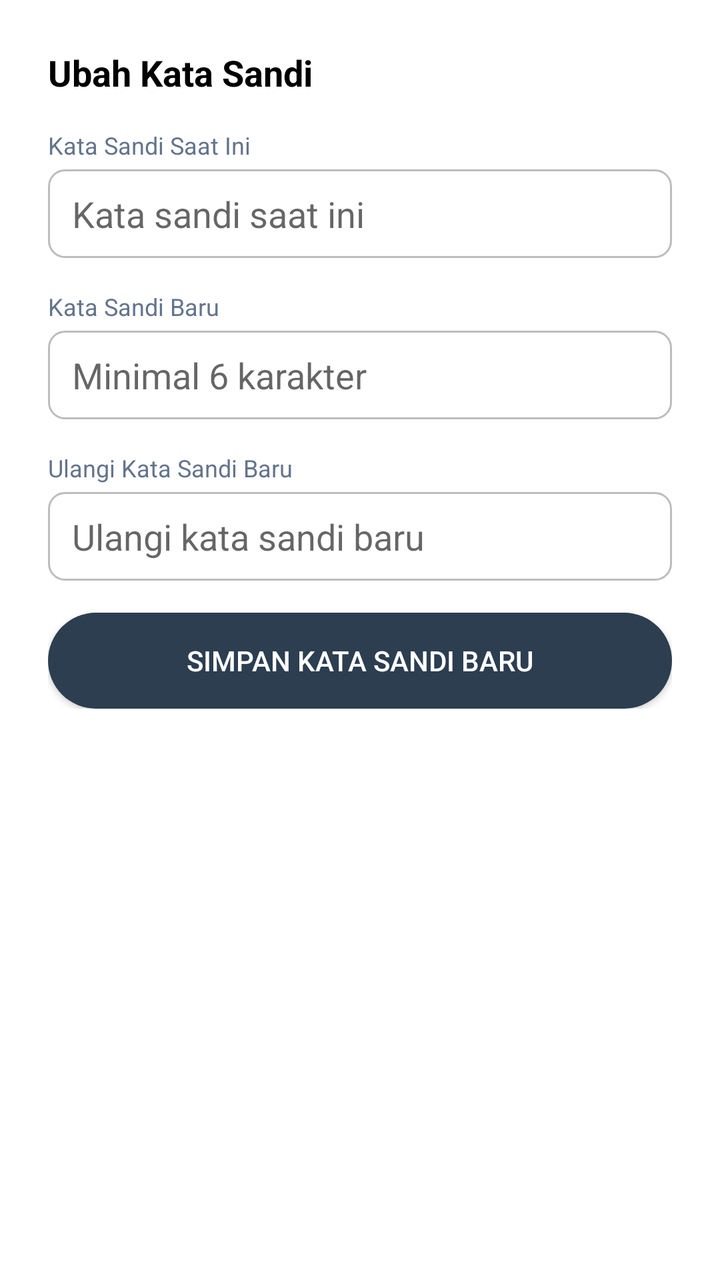
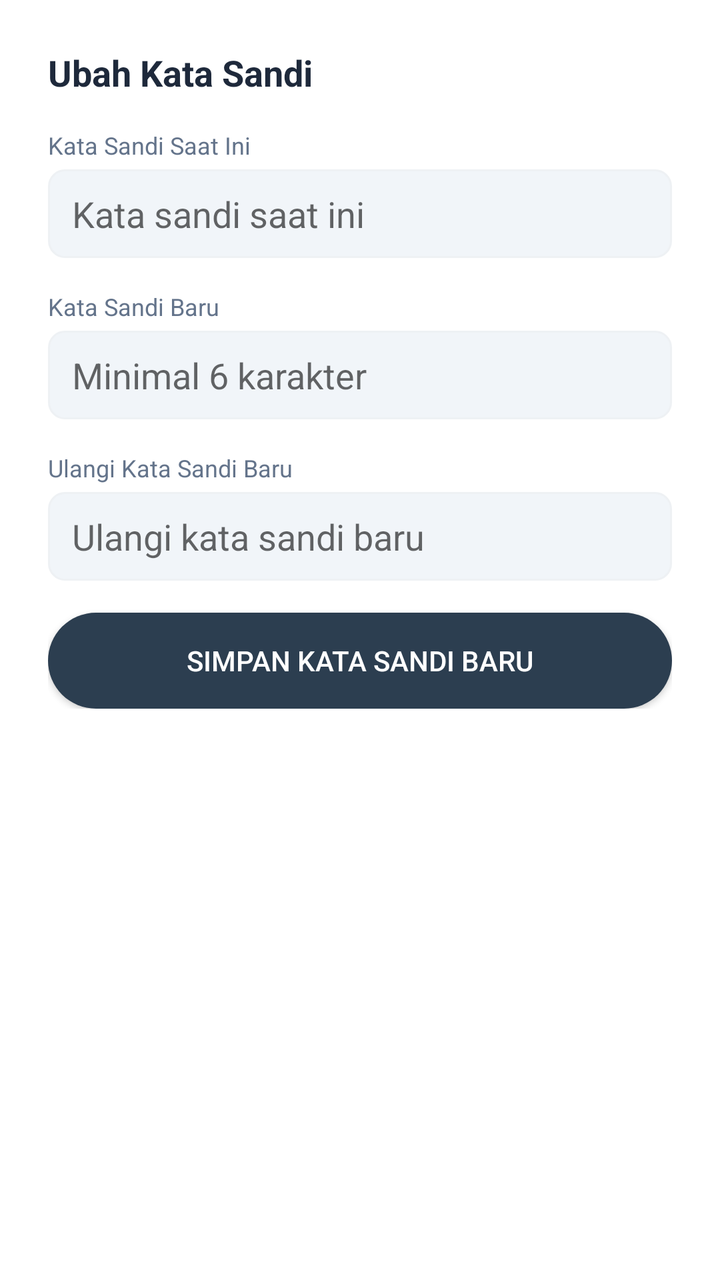

Before-and-after screenshots of an Android layout around one commit, followed by the original layout XML and the change that was made.
<!-- AndroidManifest.xml: application theme AppTheme -->
<!-- res/layout/dialog_change_password.xml -->
<?xml version="1.0" encoding="utf-8"?>
<ScrollView xmlns:android="http://schemas.android.com/apk/res/android"
    android:layout_width="match_parent"
    android:layout_height="wrap_content"
    android:maxHeight="560dp">

    <LinearLayout
        android:layout_width="match_parent"
        android:layout_height="wrap_content"
        android:orientation="vertical"
        android:padding="24dp"
        android:background="@drawable/bg_card_up_rounded">

        <TextView
            android:layout_width="wrap_content"
            android:layout_height="wrap_content"
            android:text="Ubah Kata Sandi"
            android:textSize="18sp"
            android:textStyle="bold"
            android:textColor="@android:color/black"
            android:layout_marginBottom="16dp"/>

        <TextView
            android:layout_width="wrap_content"
            android:layout_height="wrap_content"
            android:text="Kata Sandi Saat Ini"
            android:textSize="12sp"
            android:textColor="@color/text_secondary"
            android:layout_marginBottom="4dp"/>

        <EditText
            android:id="@+id/etCurrentPassword"
            android:layout_width="match_parent"
            android:layout_height="wrap_content"
            android:background="@drawable/bg_input_outline"
            android:inputType="textPassword"
            android:hint="Kata sandi saat ini"
            android:layout_marginBottom="16dp"/>

        <TextView
            android:layout_width="wrap_content"
            android:layout_height="wrap_content"
            android:text="Kata Sandi Baru"
            android:textSize="12sp"
            android:textColor="@color/text_secondary"
            android:layout_marginBottom="4dp"/>

        <EditText
            android:id="@+id/etNewPassword"
            android:layout_width="match_parent"
            android:layout_height="wrap_content"
            android:background="@drawable/bg_input_outline"
            android:inputType="textPassword"
            android:hint="Minimal 6 karakter"
            android:layout_marginBottom="16dp"/>

        <TextView
            android:layout_width="wrap_content"
            android:layout_height="wrap_content"
            android:text="Ulangi Kata Sandi Baru"
            android:textSize="12sp"
            android:textColor="@color/text_secondary"
            android:layout_marginBottom="4dp"/>

        <EditText
            android:id="@+id/etConfirmNewPassword"
            android:layout_width="match_parent"
            android:layout_height="wrap_content"
            android:background="@drawable/bg_input_outline"
            android:inputType="textPassword"
            android:hint="Ulangi kata sandi baru"
            android:layout_marginBottom="16dp"/>

        <androidx.appcompat.widget.AppCompatButton
            android:id="@+id/btnSaveNewPassword"
            android:layout_width="match_parent"
            android:layout_height="wrap_content"
            android:text="Simpan Kata Sandi Baru"
            android:background="@drawable/bg_btn_main_dark"
            android:textColor="@android:color/white"/>

    </LinearLayout>
</ScrollView>
<!-- resources referenced by this layout -->
<resources>
  <color name="text_secondary">#64748B</color>
  <!-- drawable bg_btn_main_dark (drawable) -->
  <?xml version="1.0" encoding="utf-8"?>
  <shape xmlns:android="http://schemas.android.com/apk/res/android"
      android:shape="rectangle">
  
      <solid android:color="#2C3E50" />
  
      <corners android:radius="24dp" />
  </shape>
  <!-- drawable bg_card_up_rounded (drawable) -->
  <?xml version="1.0" encoding="utf-8"?>
  <shape xmlns:android="http://schemas.android.com/apk/res/android">
      <solid android:color="@color/card_white"/>
  
  
      <corners
          android:topLeftRadius="16dp"
          android:topRightRadius="16dp"
          android:bottomLeftRadius="0dp"
          android:bottomRightRadius="0dp" />
  
  </shape>
  <!-- drawable bg_input_outline (drawable) -->
  <?xml version="1.0" encoding="utf-8"?>
  <shape xmlns:android="http://schemas.android.com/apk/res/android"
      android:shape="rectangle">
  
      <solid android:color="@android:color/white" />
  
      <stroke
          android:width="1dp"
          android:color="#BDBDBD" />
  
      <corners android:radius="8dp" />
  
      <padding
          android:left="12dp"
          android:top="10dp"
          android:right="12dp"
          android:bottom="10dp" />
  </shape>
  <style name="AppTheme" parent="Theme.AlKaukaba">
          <item name="android:windowDrawsSystemBarBackgrounds" tools:targetApi="lollipop">true</item>
      </style>
  <color name="card_white">#FFFFFF</color>
  <style name="Theme.AlKaukaba" parent="Theme.MaterialComponents.DayNight.NoActionBar">
          
          <item name="colorPrimary">@color/purple_500</item>
          <item name="colorPrimaryVariant">@color/transparent</item>
          <item name="colorOnPrimary">@color/white</item>
          
          <item name="colorSecondary">@color/teal_200</item>
          <item name="colorSecondaryVariant">@color/teal_700</item>
          <item name="colorOnSecondary">@color/black</item>
          
          <item name="android:statusBarColor" tools:targetApi="l">?attr/colorPrimaryVariant</item>
          
          <item name="bottomSheetDialogTheme">@style/ThemeOverlay.AlKaukaba.BottomSheetDialog</item>
      </style>
  <color name="purple_500">#FF6200EE</color>
  <color name="transparent">#00FFFFFF</color>
  <color name="white">#FFFFFFFF</color>
  <color name="teal_200">#FF03DAC5</color>
  <color name="teal_700">#FF018786</color>
  <color name="black">#FF000000</color>
  <style name="ThemeOverlay.AlKaukaba.BottomSheetDialog" parent="ThemeOverlay.MaterialComponents.BottomSheetDialog">
          <item name="bottomSheetStyle">@style/Widget.AlKaukaba.BottomSheet.Modal</item>
      </style>
  <style name="Widget.AlKaukaba.BottomSheet.Modal" parent="Widget.MaterialComponents.BottomSheet.Modal">
          <item name="shapeAppearanceOverlay">@style/ShapeAppearance.AlKaukaba.BottomSheet</item>
      </style>
  <style name="ShapeAppearance.AlKaukaba.BottomSheet" parent="">
          <item name="cornerFamily">rounded</item>
          <item name="cornerSizeTopLeft">16dp</item>
          <item name="cornerSizeTopRight">16dp</item>
          <item name="cornerSizeBottomLeft">0dp</item>
          <item name="cornerSizeBottomRight">0dp</item>
      </style>
</resources>

<!-- the commit's change to res/layout/dialog_change_password.xml (unified diff, before → after) -->
@@ -17,7 +17,7 @@
             android:text="Ubah Kata Sandi"
             android:textSize="18sp"
             android:textStyle="bold"
-            android:textColor="@android:color/black"
+            android:textColor="@color/text_primary"
             android:layout_marginBottom="16dp"/>
 
         <TextView
<!-- resource entries referenced after the edit -->
@@ -1,5 +1,6 @@
 <!-- resources referenced by this layout -->
 <resources>
+  <color name="text_primary">#1E293B</color>
   <color name="text_secondary">#64748B</color>
   <!-- drawable bg_btn_main_dark (drawable) -->
   <?xml version="1.0" encoding="utf-8"?>
@@ -28,11 +29,11 @@
   <shape xmlns:android="http://schemas.android.com/apk/res/android"
       android:shape="rectangle">
   
-      <solid android:color="@android:color/white" />
+      <solid android:color="@color/input_inline_bg" />
   
       <stroke
           android:width="1dp"
-          android:color="#BDBDBD" />
+          android:color="@color/divider_soft" />
   
       <corners android:radius="8dp" />
   
@@ -46,6 +47,8 @@
           <item name="android:windowDrawsSystemBarBackgrounds" tools:targetApi="lollipop">true</item>
       </style>
   <color name="card_white">#FFFFFF</color>
+  <color name="input_inline_bg">#F1F5F9</color>
+  <color name="divider_soft">#EEF1F4</color>
   <style name="Theme.AlKaukaba" parent="Theme.MaterialComponents.DayNight.NoActionBar">
           
           <item name="colorPrimary">@color/purple_500</item>
